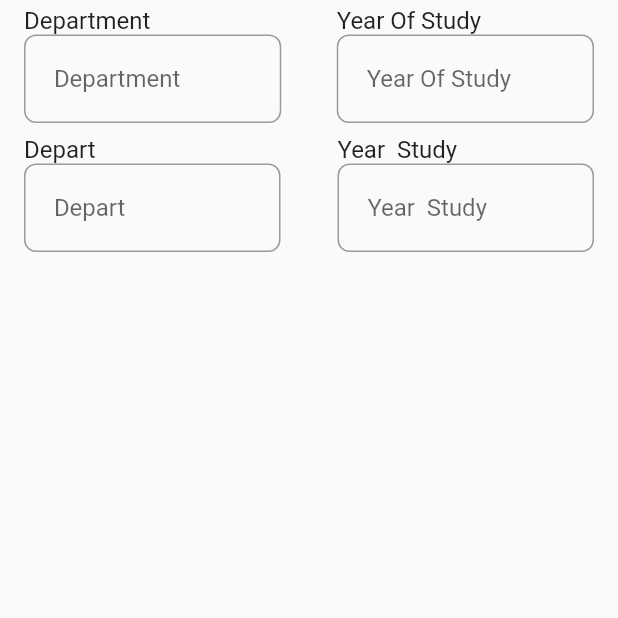
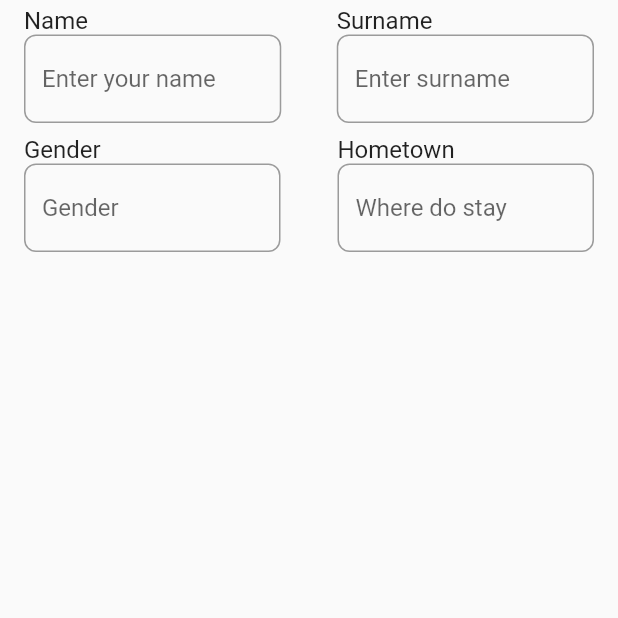
Before and after one commit to mostdesired/Katlego-, a Flutter app: the screen it shows after launch, on a phone screen of 412 x 824 dp, the top half of it. Run offline on Flutter 3.47's test engine with Material 2 defaults, Android fonts, the phone set to English and light mode, and no system bars.

```diff
--- a/lib/main.dart
+++ b/lib/main.dart
@@ -18,11 +18,11 @@ class MyApp extends StatelessWidget {
               children: [
                 Expanded(
                   child: ListTile(
-                    title: Text('Department'),
+                    title: Text('Name'),
                     subtitle: TextFormField(
                       decoration: InputDecoration(
                         border: OutlineInputBorder(borderRadius: BorderRadius.all(Radius.circular(8))),
-                        hintText: '  Department',
+                        hintText: 'Enter your name',
                       ),
                     ),
                   ),
@@ -32,11 +32,11 @@ class MyApp extends StatelessWidget {
                 ),
                 Expanded(
                   child: ListTile(
-                    title: Text('Year Of Study'),
+                    title: Text('Surname'),
                     subtitle: TextFormField(
                       decoration: InputDecoration(
                         border: OutlineInputBorder(borderRadius: BorderRadius.all(Radius.circular(8))),
-                        hintText: '  Year Of Study',
+                        hintText: 'Enter surname',
                       ),
                     ),
                   ),
@@ -48,11 +48,11 @@ class MyApp extends StatelessWidget {
               children: [
                 Expanded(
                   child: ListTile(
-                    title: Text('Depart'),
+                    title: Text('Gender'),
                     subtitle: TextFormField(
                       decoration: InputDecoration(
                         border: OutlineInputBorder(borderRadius: BorderRadius.all(Radius.circular(8))),
-                        hintText: '  Depart',
+                        hintText: 'Gender',
                       ),
                     ),
                   ),
@@ -62,11 +62,11 @@ class MyApp extends StatelessWidget {
                 ),
                 Expanded(
                   child: ListTile(
-                    title: Text('Year  Study'),
+                    title: Text('Hometown'),
                     subtitle: TextFormField(
                       decoration: InputDecoration(
                         border: OutlineInputBorder(borderRadius: BorderRadius.all(Radius.circular(8))),
-                        hintText: '  Year  Study',
+                        hintText: 'Where do stay',
                       ),
                     ),
                   ),
```
Also changed, not shown: 1 other file.
